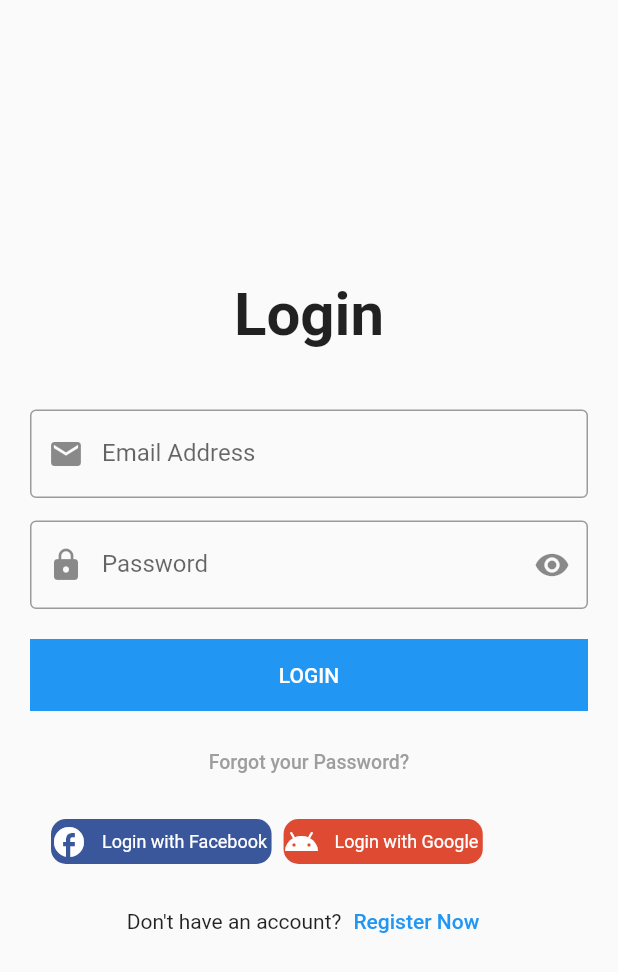
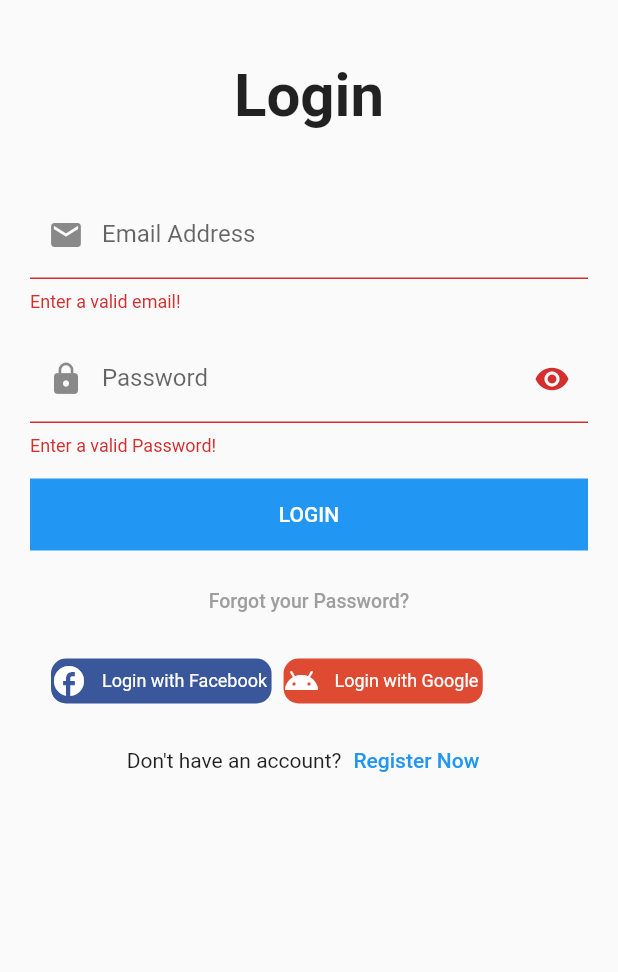
Before and after one commit to nadahanii/Int-Hire_GP, a Flutter app: the screen it shows after launch, scrolled down 128 dp, after a tap on "Login Now", after a tap on "LOGIN", on a phone screen of 412 x 824 dp. Shown: the top 972 px of the screen. Run offline on Flutter 3.47's test engine with Material 2 defaults, Android fonts, the phone set to English and light mode, and no system bars; our stand-ins replace font_awesome_flutter, shared_preferences.

Commit message:
Updated Login (form with no backend)

```diff
--- a/lib/main.dart
+++ b/lib/main.dart
@@ -12,6 +12,7 @@ import 'package:history_feature/screens/Register_Screen.dart';
 import 'package:history_feature/screens/recruiter_register_screen.dart';
 import 'package:history_feature/screens/splash_screen.dart';
 import 'package:provider/provider.dart';
+import 'package:history_feature/screens/Login_Screen.dart';
 
 
 import 'HistoryHomePage.dart';
--- /dev/null
+++ b/lib/screens/Login_Screen.dart
@@ -0,0 +1,213 @@
+import 'dart:convert';
+
+import 'package:flutter/material.dart';
+import 'package:font_awesome_flutter/font_awesome_flutter.dart';
+import 'package:history_feature/models/applicant_user.dart';
+import 'package:history_feature/models/job.dart';
+import 'package:history_feature/models/test.dart';
+import 'package:history_feature/screens/applicant_register_screen.dart';
+import 'package:history_feature/screens/recruiter_register_screen.dart';
+import 'package:history_feature/screens/Register_Screen.dart';
+import 'package:intl/intl.dart';
+import 'package:provider/provider.dart';
+import 'package:flutter/material.dart';
+import '../helpers/pair.dart';
+import '../providers/auth.dart';
+import 'home_screen.dart';
+
+class LoginScreen extends StatefulWidget {
+  LoginScreen({Key? key}) : super(key: key);
+  static const routeName = '/Login_Screen';
+
+  @override
+  State<LoginScreen> createState() => _LoginScreenState();
+}
+class _LoginScreenState extends State<LoginScreen> {
+  static const routeName = '/login';
+  final Color facebookColor = const Color(0xff39579A);
+  final Color googleColor = const Color(0xffDF4A32);
+  final GlobalKey<FormState> _form = GlobalKey<FormState>();
+  var passwordController = TextEditingController();
+  var emailController = TextEditingController();
+  bool _isObscure = true;
+  Widget socialButtonRect(title, color, icon, {Function? onTap}) {
+    return InkWell(
+      onTap: () {
+        onTap!();
+      },
+      child: Container(
+        height: 30,
+        margin: EdgeInsets.symmetric(vertical: 4, horizontal: 4),
+        decoration: BoxDecoration(
+            color: color, borderRadius: BorderRadius.all(Radius.circular(10))),
+        child: Row(
+          mainAxisAlignment: MainAxisAlignment.center,
+          children: <Widget>[
+            Icon(
+              icon,
+              color: Colors.white,
+            ),
+            Container(
+              margin: EdgeInsets.only(left: 10),
+              child: Text(title,
+                  style: TextStyle(
+                      color: Colors.white,
+                      fontSize: 12,
+                      fontWeight: FontWeight.w400)),
+            ),
+          ],
+        ),
+      ),
+    );
+  }
+  @override
+  Widget build(BuildContext context) {
+    return Scaffold(
+      //appBar: AppBar(),
+        body: Padding(
+            padding: const EdgeInsets.all(20.0),
+            child: Form (
+            key: _form,
+               child: SingleChildScrollView(
+                 child: Column(
+                    crossAxisAlignment: CrossAxisAlignment.center,
+                    children: [
+                      SizedBox(
+                              height: 20.0, ),
+                      Text(
+                        'Login',
+                        style: TextStyle(
+                          fontSize: 40.0,
+                          fontWeight: FontWeight.bold,
+                        ),
+                      ),
+                      SizedBox(
+                        height: 40.0,
+                      ),
+
+                      TextFormField(
+                        decoration: InputDecoration(labelText: 'Email Address',
+                          prefixIcon: Icon (
+                            Icons.email,
+                          ),
+                        ),
+                        keyboardType: TextInputType.emailAddress,
+                        onFieldSubmitted: (value) {
+                          //Validator
+                        },
+                        validator: (value) {
+                          if ( value!.isEmpty ||
+                              !RegExp(r"^[a-zA-Z0-9.a-zA-Z0-9.!#$%&'*+-/=?^_`{|}~]+@[a-zA-Z0-9]+\.[a-zA-Z]+")
+                                  .hasMatch(value)) {
+                            return 'Enter a valid email!';
+                          }
+                          return null;
+                        },
+                      ),   //mail
+                      SizedBox(
+                        height: 15.0,
+                      ),
+
+
+                      TextFormField(
+                        controller: passwordController,
+                        decoration: InputDecoration(labelText: 'Password',
+                          suffixIcon: IconButton(
+                              icon: Icon(
+                                _isObscure ? Icons.visibility : Icons.visibility_off,
+                              ),
+                              onPressed: () {
+                                setState(() {
+                                  _isObscure = !_isObscure;
+                                })
+                                ; }
+                          ),
+                          prefixIcon: Icon (
+                            Icons.lock,
+                          ),
+                        ),
+                        keyboardType: TextInputType.visiblePassword,
+                        onFieldSubmitted: (password) {
+                          //Validator
+                        },
+                        validator: (password) {
+                          if ( password!.isEmpty ||
+                              !RegExp(r'^(?=.*?[A-Z])(?=.*?[a-z])(?=.*?[0-9])(?=.*?[!@#\$&*~]).{8,}$')
+                                  .hasMatch(password)) {
+                            return 'Enter a valid Password!'
+                            ;
+                          }
+                          return null;
+                        },
+                      ),   //pass
+                      SizedBox(
+                        height: 15.0,
+                      ),
+
+                      Container(
+                        width: double.infinity,
+                        color: Colors.blue,
+                        child: MaterialButton(
+
+                          onPressed: (){
+                            if(_form.currentState!.validate())
+                            {
+                              final snackbar = SnackBar(content: Text('Logging..'));
+                            }
+                          },
+                          child: Text(
+                            'LOGIN',
+                            style: TextStyle(
+                              color: Colors.white,
+                            ),
+                          ),
+                        ),
+                      ),
+                      SizedBox(
+                        height: 10.0,
+                      ),
+                      MaterialButton(
+                        onPressed: () {},
+                        child: Text(
+                          'Forgot your Password?',
+                          style: TextStyle(color: Colors.grey, fontSize: 13),
+                        ),
+                      ),
+
+                      Padding(
+                        padding: const EdgeInsets.all(10.0),
+                        child: Row(
+                          mainAxisAlignment: MainAxisAlignment.start,
+                          children: [
+                            socialButtonRect(
+                                'Login with Facebook ', facebookColor, Icons.facebook),
+                            socialButtonRect('Login with Google ', googleColor, Icons.android),
+                          ],
+                        ),
+                      ),
+
+                      Row(
+                        mainAxisAlignment: MainAxisAlignment.center,
+                        children: [
+                          Text(
+                            'Don\'t have an account?',
+                          ),
+                          TextButton(
+                            onPressed: () {
+                              Navigator.of(context).pushReplacementNamed('/Register_Screen');
+                            },
+                            child: Text(
+                              'Register Now',
+                            ),
+                          ),
+                        ],
+                      ),
+                    ]
+            )
+        )
+    ),
+    )
+    );
+  }
+
+}
--- a/lib/screens/Register_Screen.dart
+++ b/lib/screens/Register_Screen.dart
@@ -116,19 +116,6 @@ class _RegisterScreenState extends State<RegisterScreen> {
                               return null;
                           }
                       ), //phone
-                      /*controller: nameController,
-                  keyboardType: TextInputType.name,
-                  onFieldSubmitted: (String value) {
-                    print(value);
-                  },
-                  decoration: InputDecoration(
-                    labelText: 'name',
-                    prefixIcon: Icon(
-                      Icons.person,
-                    ),
-                    border: OutlineInputBorder(),
-                  ),
-                ),*/
                       SizedBox(
                         height: 15.0,
                       ),
@@ -153,21 +140,7 @@ class _RegisterScreenState extends State<RegisterScreen> {
                           }
                           return null;
                         },
-                      ),   //email
-                      /*  TextFormField(
-                  controller: emailController,
-                  keyboardType: TextInputType.emailAddress,
-                  onFieldSubmitted: (String value) {
-                    print(value);
-                  },
-                  decoration: InputDecoration(
-                    labelText: 'Email Address',
-                    prefixIcon: Icon(
-                      Icons.email,
-                    ),
-                    border: OutlineInputBorder(),
-                  ),
-                ),*/
+                      ),   //mail
                       SizedBox(
                         height: 15.0,
                       ),
@@ -203,21 +176,7 @@ class _RegisterScreenState extends State<RegisterScreen> {
                           }
                           return null;
                         },
-                      ),   //password
-                      /*  TextFormField(
-                  controller: emailController,
-                  keyboardType: TextInputType.emailAddress,
-                  onFieldSubmitted: (String value) {
-                    print(value);
-                  },
-                  decoration: InputDecoration(
-                    labelText: 'Email Address',
-                    prefixIcon: Icon(
-                      Icons.email,
-                    ),
-                    border: OutlineInputBorder(),
-                  ),
-                ),*/
+                      ),   //pass
                       SizedBox(
                         height: 15.0,
                       ),
@@ -255,21 +214,7 @@ class _RegisterScreenState extends State<RegisterScreen> {
                             return 'Password doesnot match';
                           return null;
                         },
-                      ),   //ConfirmPassword
-                      /*  TextFormField(
-                  controller: emailController,
-                  keyboardType: TextInputType.emailAddress,
-                  onFieldSubmitted: (String value) {
-                    print(value);
-                  },
-                  decoration: InputDecoration(
-                    labelText: 'Email Address',
-                    prefixIcon: Icon(
-                      Icons.email,
-                    ),
-                    border: OutlineInputBorder(),
-                  ),
-                ),*/
+                      ),   //confirm
                       SizedBox(
                         height: 15.0,
                       ),
@@ -362,7 +307,7 @@ class _RegisterScreenState extends State<RegisterScreen> {
                           TextButton(
                             onPressed: () {
 
-                              Navigator.of(context).pushReplacementNamed('/login');
+                              Navigator.of(context).pushReplacementNamed('/Login_Screen');
                             },
                             child: Text(
                               'Login Now',
--- a/lib/screens/login.dart
+++ b/lib/screens/login.dart
@@ -6,7 +6,7 @@ import 'package:provider/provider.dart';
 import '../providers/auth.dart';
 import 'home_screen.dart';
 
-class LoginScreen extends StatelessWidget {
+class LoginnScreen extends StatelessWidget {
   static const routeName = '/login';
   var emailController = TextEditingController();
   var passwordController = TextEditingController();
```
